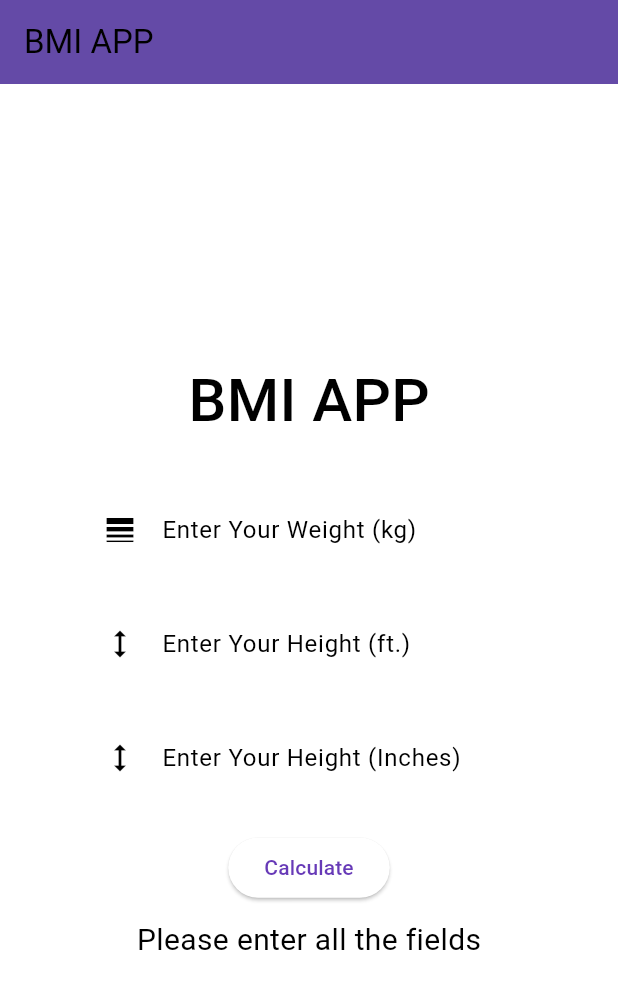
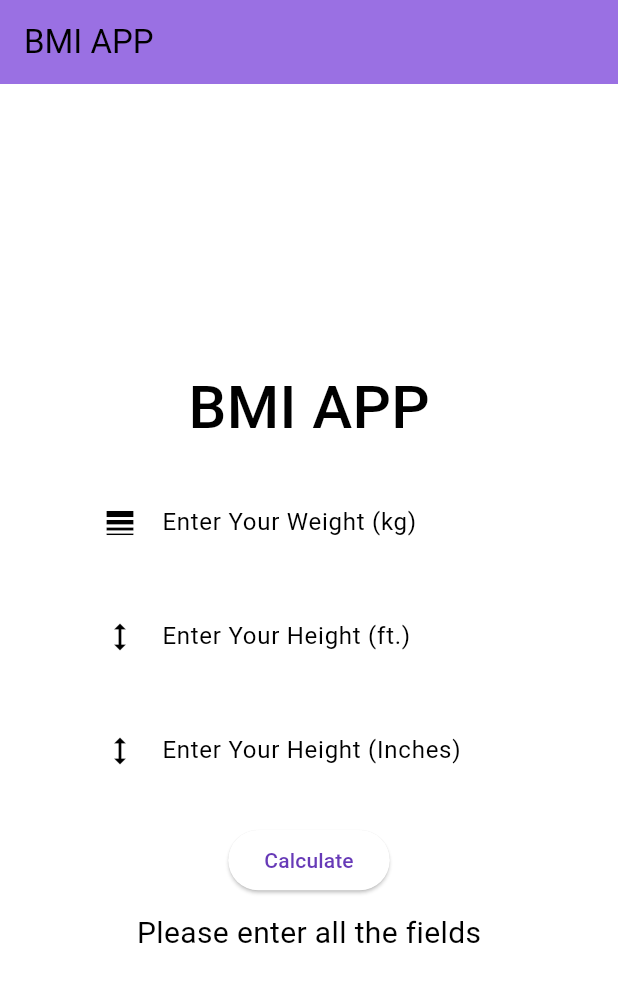
Before and after one commit to sahil-sumra/Flutter_Basics, a Flutter app: the screen it shows after launch, after a tap on "Calculate", on a phone screen of 412 x 824 dp. Shown: the top 989 px of the screen. Run offline on Flutter 3.47's test engine with Material 3 defaults, Android fonts, the phone set to English and light mode, and no system bars; our stand-ins replace font_awesome_flutter; missing offline and left inert: dart:ffi.

Commit message:
update bmi

```diff
--- a/lib/container.dart
+++ b/lib/container.dart
@@ -40,7 +40,6 @@ class HomeScreen extends StatelessWidget {
             height: 150,
             width: 150,
             decoration: BoxDecoration(
-
               color: Colors.blueGrey,
               // borderRadius: BorderRadius.circular(20),
               border: Border.all(width: 5, color: Colors.black),
--- a/lib/main.dart
+++ b/lib/main.dart
@@ -39,7 +39,7 @@ class _MyHomePageState extends State<MyHomePage> {
   Widget build(BuildContext context) {
     return Scaffold(
       appBar: AppBar(
-        backgroundColor: Color.fromARGB(255, 100, 74, 167),
+        backgroundColor: Color.fromARGB(255, 154, 112, 227),
         title: Text('BMI APP'),
       ),
       body: Container(
@@ -49,10 +49,10 @@ class _MyHomePageState extends State<MyHomePage> {
           child: Container(
             width: 300,
             child: Column(
-              mainAxisAlignment: MainAxisAlignment.center,
+              mainAxisSize: MainAxisSize.min,
               children: [
                 Padding(
-                  padding: const EdgeInsets.only(bottom: 30),
+                  padding: const EdgeInsets.only(bottom: 20),
                   child: Text(
                     'BMI APP',
                     style: TextStyle(
@@ -117,7 +117,7 @@ class _MyHomePageState extends State<MyHomePage> {
                       if (bmiValue > 25) {
                         msg = 'You Are Overweight';
                         bgColor = Colors.orange.shade200;
-                      } else if (bmiValue < 18) {
+                      } else if (bmiValue < 18.5) {
                         msg = 'You Are Underweight';
                         bgColor = Colors.red.shade300;
                       } else {
```
Also changed, not shown: lib/BMI.dart (+9 -4 lines).
